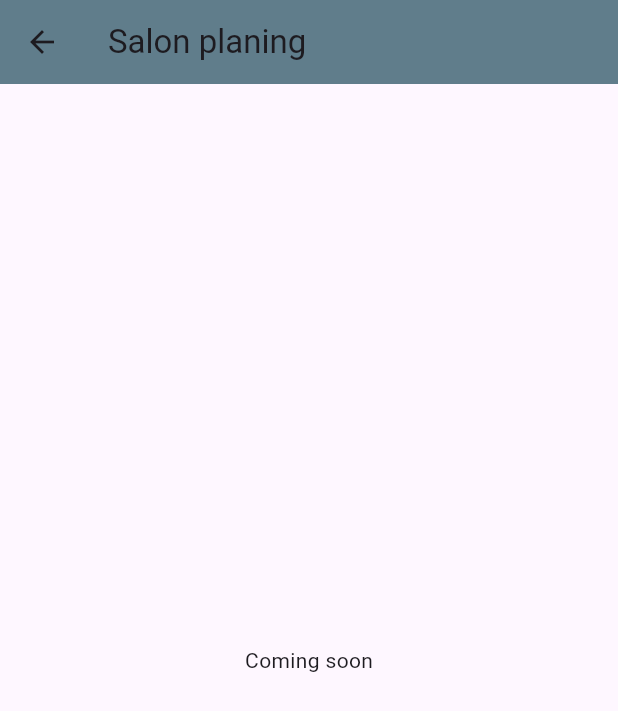
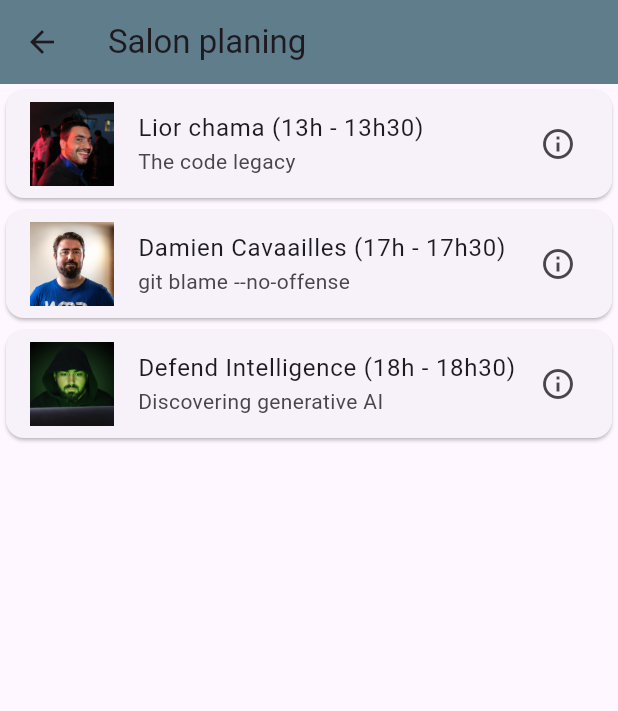
Before and after one commit to Moustapha530/asynconf, a Flutter app: the EventPage screen opened directly, on a phone screen of 412 x 824 dp. Shown: the top 711 px of the screen. Run offline on Flutter 3.47's test engine with Material 3 defaults, Android fonts, the phone set to English and light mode, and no system bars; our stand-ins replace flutter_svg.

Commit message:
refactor event page to use stateful widget and display event list with images

```diff
--- a/lib/pages/event.dart
+++ b/lib/pages/event.dart
@@ -1,8 +1,35 @@
 import 'package:flutter/material.dart';
 
 
-class EventPage extends StatelessWidget {
+class EventPage extends StatefulWidget {
   const EventPage({super.key});
+
+  @override
+  State<EventPage> createState() => _EventPageState();
+}
+
+class _EventPageState extends State<EventPage> {
+
+  final events = [
+    {
+      'speaker': 'Lior chama',
+      'time': '13h - 13h30',
+      'subject': 'The code legacy',
+      'avatar': 'lior',
+    },
+    {
+      'speaker': 'Damien Cavaailles',
+      'time': '17h - 17h30',
+      'subject': 'git blame --no-offense',
+      'avatar': 'damien',
+    },
+    {
+      'speaker': 'Defend Intelligence',
+      'time': '18h - 18h30',
+      'subject': 'Discovering generative AI',
+      'avatar': 'defendintelligence',
+    },
+  ];
 
   @override
   Widget build(BuildContext context) {
@@ -12,7 +39,23 @@ class EventPage extends StatelessWidget {
         title: const Text('Salon planing'),
       ),
       body: Center(
-        child: Text('Coming soon'),
+        child: ListView.builder(
+            itemCount: events.length,
+            itemBuilder: (context, index) {
+              final eventData = events[index];
+              return Card(
+                child: ListTile(
+                  leading: Image.asset('assets/images/${eventData['avatar']}.jpg'),
+                  title: Text('${eventData['speaker']} (${eventData['time']})'),
+                  subtitle: Text(eventData['subject'] ?? ''),
+                  trailing: const Icon(Icons.info_outline),
+                  onTap: () {
+                    // Handle events tap
+                  },
+                ),
+              );
+            }
+          ),
       ),
     );
   }
```
Also changed, not shown: assets/images/damien.jpg (added), assets/images/defendintelligence.jpg (added), assets/images/lior.jpg (added).
